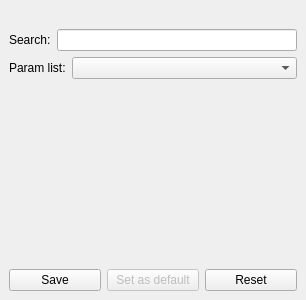
Above: SeaGoatVision/client/qt/uifiles/WinFilter.ui from Octets/SeaGoatVision before the change. Below: the same form after it.
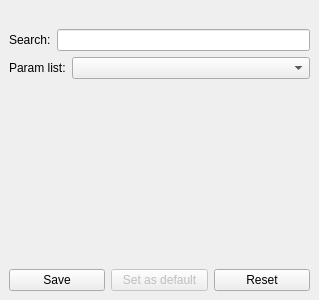
That is the form after the change.

Commit message: Qt param: Remove clear widget (fix in next commit), move code about widget in WinParamParent

```diff
--- a/SeaGoatVision/client/qt/uifiles/WinFilter.ui
+++ b/SeaGoatVision/client/qt/uifiles/WinFilter.ui
@@ -9,13 +9,13 @@
    <rect>
     <x>0</x>
     <y>0</y>
-    <width>306</width>
+    <width>319</width>
     <height>300</height>
    </rect>
   </property>
   <property name="minimumSize">
    <size>
-    <width>306</width>
+    <width>319</width>
     <height>255</height>
    </size>
   </property>
```
The commit also changes 4 other files.
